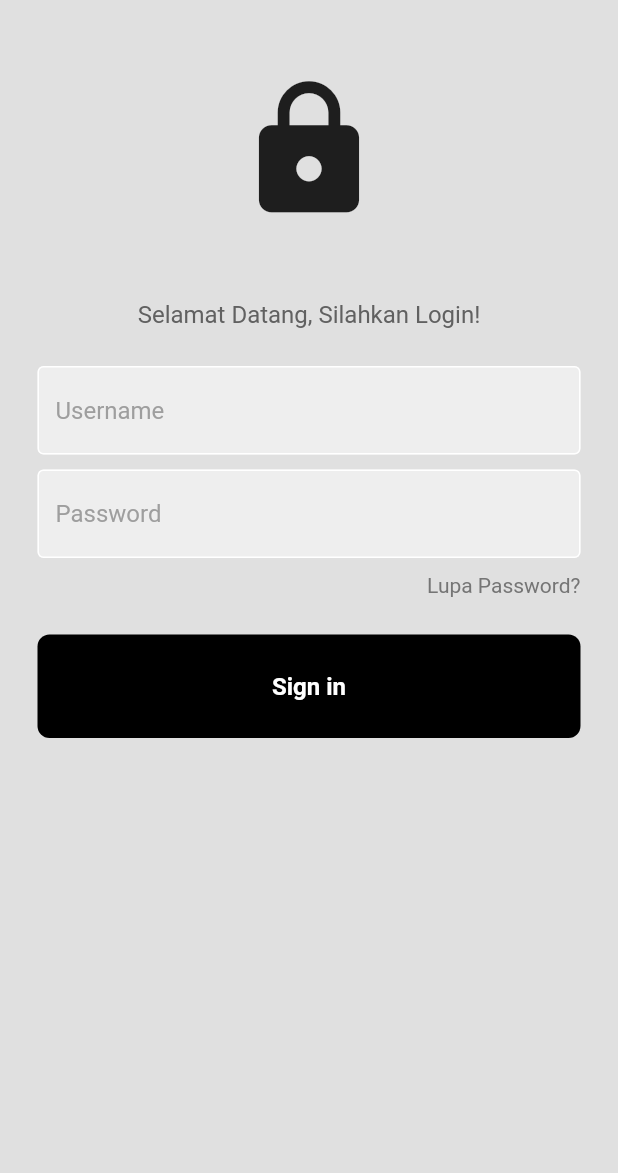
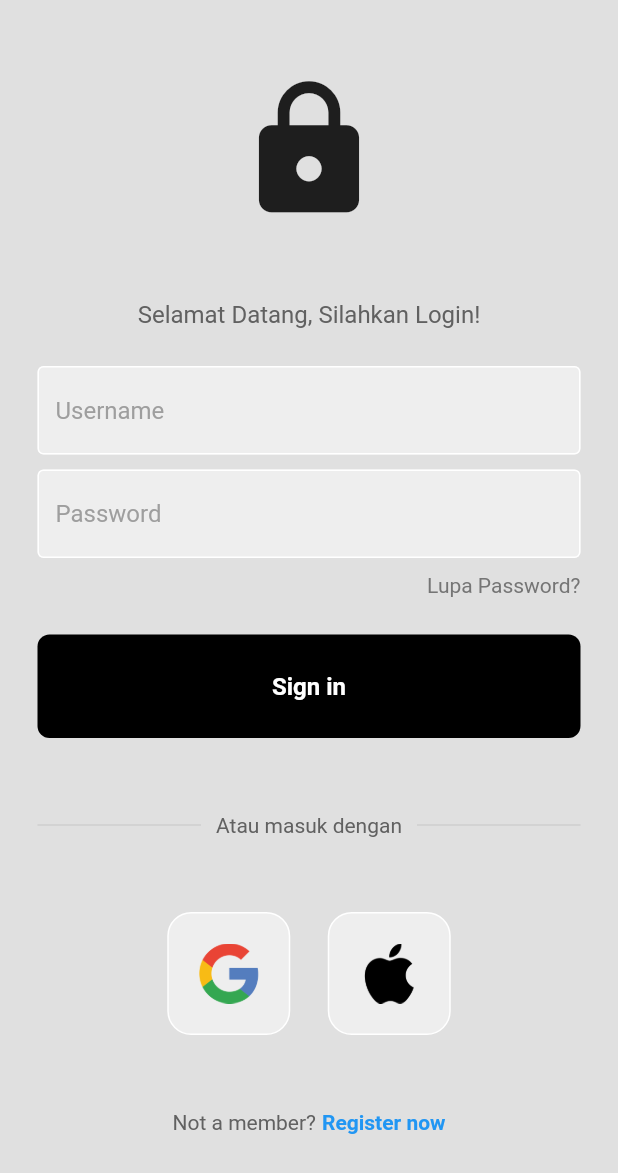
Before and after one commit to istianmws/Pemrogaman-Mobile, a Flutter app: the screen it shows after launch, on a phone screen of 412 x 824 dp. Shown: the top 1173 px of the screen. Run offline on Flutter 3.47's test engine with Material 2 defaults, Android fonts, the phone set to English and light mode, and no system bars.

Commit message:
Add sosial login

```diff
--- /dev/null
+++ b/lib/komponen/square_tile.dart
@@ -0,0 +1,25 @@
+import 'package:flutter/material.dart';
+
+class SquareTile extends StatelessWidget {
+  final String imagePath;
+  const SquareTile({
+    super.key,
+    required this.imagePath,
+  });
+
+  @override
+  Widget build(BuildContext context) {
+    return Container(
+      padding: EdgeInsets.all(20),
+      decoration: BoxDecoration(
+        border: Border.all(color: Colors.white),
+        borderRadius: BorderRadius.circular(16),
+        color: Colors.grey[200],
+      ),
+      child: Image.asset(
+        imagePath,
+        height: 40,
+      ),
+    );
+  }
+}
--- a/lib/pages/login_page.dart
+++ b/lib/pages/login_page.dart
@@ -1,6 +1,8 @@
 import 'package:flutter/material.dart';
 import 'package:praktpm1/komponen/my_button.dart';
 import 'package:praktpm1/komponen/my_textfield.dart';
+
+import '../komponen/square_tile.dart';
 
 class LoginPage extends StatelessWidget {
   LoginPage({Key? key}) : super(key: key);
@@ -73,8 +75,70 @@
               onTap: signUserIn,
             ),
 
-            const SizedBox(height:25),
+            const SizedBox(height:50),
             //sosiallogin
+            Padding(
+              padding: const EdgeInsets.symmetric(horizontal: 25.0),
+              child: Row(
+                children: [
+                  Expanded(
+                      child: Divider(
+                        thickness: 0.5,
+                        color: Colors.grey[400],
+                      )
+                  ),
+                  Padding(
+                    padding: const EdgeInsets.symmetric(horizontal: 10.0),
+                    child: Text(
+                      'Atau masuk dengan',
+                      style: TextStyle(color: Colors.grey[700]),
+                    ),
+                  ),
+                  Expanded(
+                      child:Divider(
+                        thickness: 0.5,
+                        color: Colors.grey[400],
+                      )
+                  ),
+                ],
+              ),
+            ),
+
+
+            const SizedBox(height: 50),
+            Row(
+              mainAxisAlignment: MainAxisAlignment.center,
+              children: const [
+                // google button
+                SquareTile(imagePath: 'lib/images/google.png'),
+
+                SizedBox(width: 25),
+
+                // apple button
+                SquareTile(imagePath: 'lib/images/apple.png')
+              ],
+            ),
+
+            const SizedBox(height: 50),
+
+            // not a member? register now
+            Row(
+              mainAxisAlignment: MainAxisAlignment.center,
+              children: [
+                Text(
+                  'Not a member?',
+                  style: TextStyle(color: Colors.grey[700]),
+                ),
+                const SizedBox(width: 4),
+                const Text(
+                  'Register now',
+                  style: TextStyle(
+                    color: Colors.blue,
+                    fontWeight: FontWeight.bold,
+                  ),
+                ),
+              ],
+            )
           ],
         ),
       ),
```
